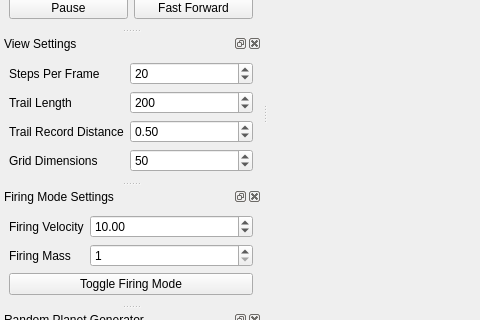
First picture: the form in forms/mainwindow.ui, repository chipgw/planets-3d, before the edit; both pictures show x 0 to 480 and y 307 to 627 of the 800 by 814 pixel window.
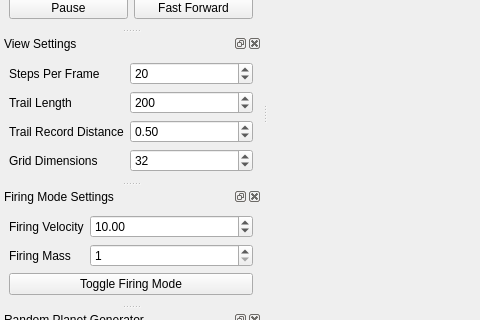
Second picture: the form after the edit. Icons and pictures are not drawn. Custom widgets are drawn as their Qt base class.

Commit message: gridRange default is now 32 and the SpinBox now has a step of 4.

Diff of the .ui file:
```diff
--- a/forms/mainwindow.ui
+++ b/forms/mainwindow.ui
@@ -413,7 +413,7 @@
      <item row="3" column="1">
       <widget class="QSpinBox" name="gridRangeSpinBox">
        <property name="minimum">
-        <number>2</number>
+        <number>4</number>
        </property>
        <property name="maximum">
         <number>200</number>
@@ -422,7 +422,7 @@
         <number>2</number>
        </property>
        <property name="value">
-        <number>50</number>
+        <number>32</number>
        </property>
       </widget>
      </item>
```
Left out of the diff: 2 changed lines with no effect on the pictures. The commit also changes 1 other file.
